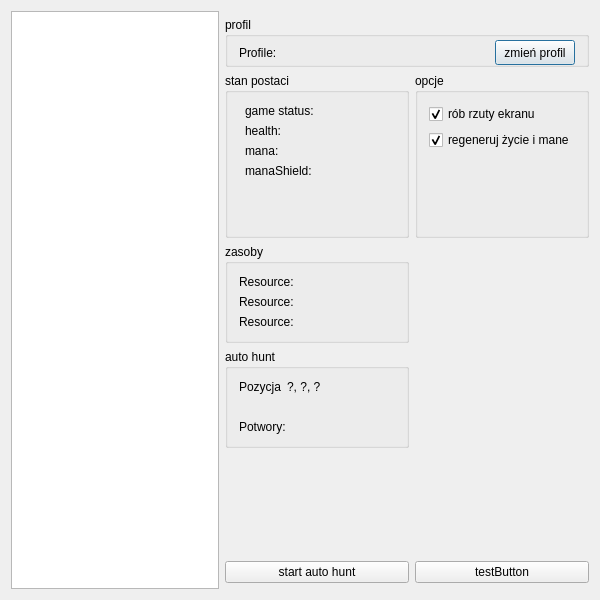
Before: the Qt Designer form sources/MainMenu.ui in Groundy/CrackerJack, drawn with Qt 5.
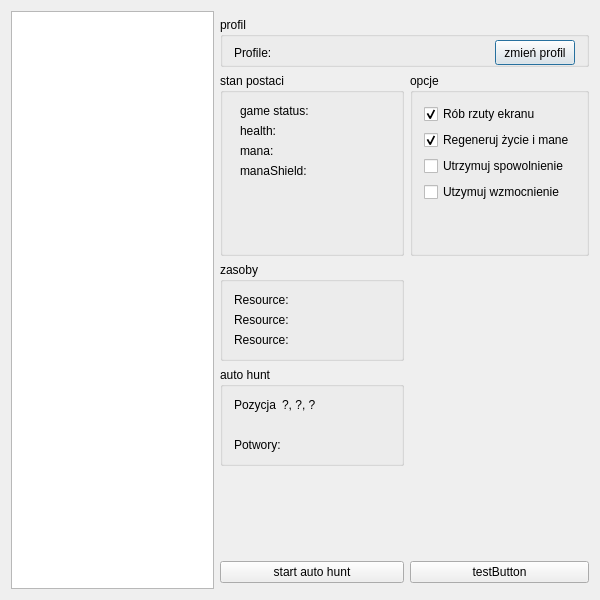
After: the same form once the commit is applied.

```diff
--- a/sources/MainMenu.ui
+++ b/sources/MainMenu.ui
@@ -250,7 +250,7 @@
       <item>
        <widget class="QCheckBox" name="takeScreenshotCheckBox">
         <property name="text">
-         <string>rób rzuty ekranu</string>
+         <string>Rób rzuty ekranu</string>
         </property>
         <property name="checked">
          <bool>true</bool>
@@ -260,13 +260,27 @@
       <item>
        <widget class="QCheckBox" name="restoreHealthMana">
         <property name="text">
-         <string>regeneruj życie i mane</string>
+         <string>Regeneruj życie i mane</string>
         </property>
         <property name="checked">
          <bool>true</bool>
         </property>
        </widget>
       </item>
+      <item>
+       <widget class="QCheckBox" name="keepHastedCheckBox">
+        <property name="text">
+         <string>Utrzymuj spowolnienie</string>
+        </property>
+       </widget>
+      </item>
+      <item>
+       <widget class="QCheckBox" name="keepUpgradedCheckBox">
+        <property name="text">
+         <string>Utzymuj wzmocnienie</string>
+        </property>
+       </widget>
+      </item>
       <item>
        <spacer name="verticalSpacer_3">
         <property name="orientation">
```
Left out of the diff: 39 changed lines with no effect on the pictures.
